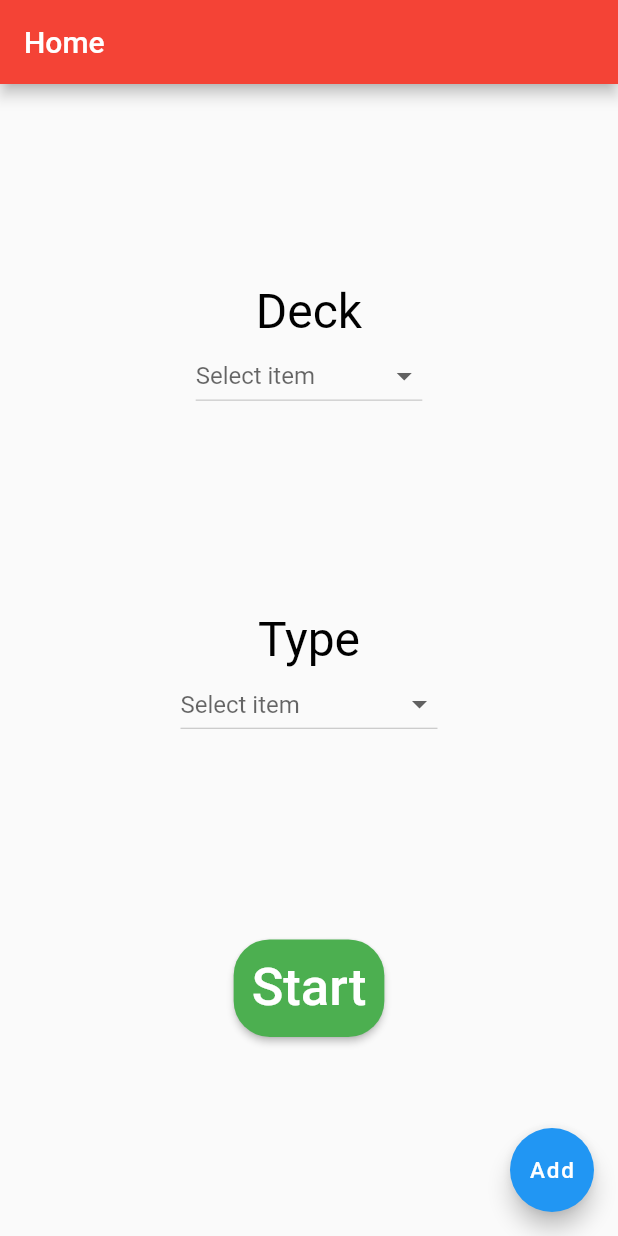
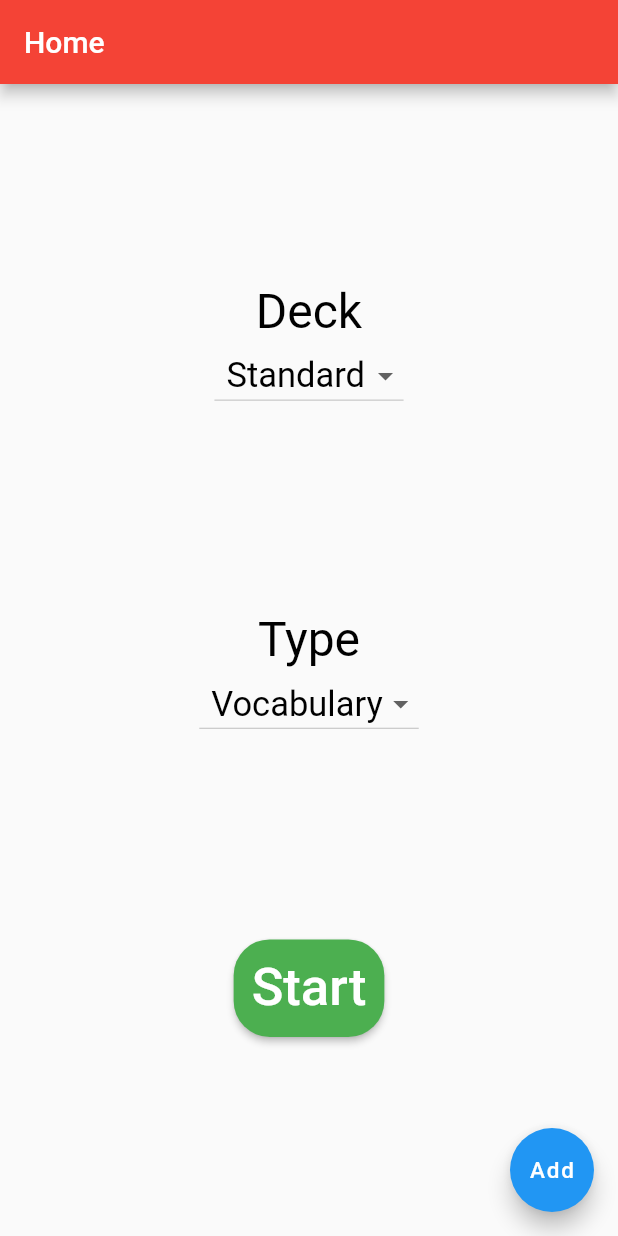
Before and after one commit to nhocconsr/flashcard, a Flutter app: the screen it shows after launch, after a tap on "Log In", on a phone screen of 412 x 824 dp. Run offline on Flutter 3.47's test engine with Material 2 defaults, Android fonts, the phone set to English and light mode, and no system bars; our stand-ins replace flip_card; missing offline and left inert: transformer_page_view; network calls fail.

Commit message:
tmp commit

```diff
--- a/lib/selectFlashcards.dart
+++ b/lib/selectFlashcards.dart
@@ -1,32 +1,17 @@
 import 'package:flutter/material.dart';
 import './BeginnerQestions.dart';
 import './addnewcard.dart';
-
-class Item {
-  const Item(this.name,this.icon);
-  final String name;
-  final Icon icon;
-}
 
 class DropdownScreen extends StatefulWidget {
   State createState() =>  DropdownScreenState();
 }
 
 class DropdownScreenState extends State<DropdownScreen> {
-  Item selectedDeck;
-  Item selectedJLPT;
-  Item selectedType;
+  List decks = ['Standard', 'Universal'];
+  List types = ['Vocabulary', 'Kanji', 'Hiragana', 'Katakana'];
 
-  List<Item> decks = <Item>[
-    const Item('Standard',Icon(Icons.android,color:  const Color(0xFF167F67), size: 25,)),
-    const Item('Universal',Icon(Icons.flag,color:  const Color(0xFF167F67), size: 25,)),
-  ];
-  List<Item> types = <Item>[
-    const Item('Vocabulary',Icon(Icons.android,color:  const Color(0xFF167F67),size: 25,)),
-    const Item('Kanji',Icon(Icons.flag,color:  const Color(0xFF167F67),size: 25)),
-    const Item('Hiragana',Icon(Icons.android,color:  const Color(0xFF167F67),size: 25)),
-    const Item('Katakana',Icon(Icons.flag,color:  const Color(0xFF167F67), size: 25)),
-  ];
+  String selectedDeck = 'Standard';
+  String selectedType = 'Vocabulary';
 
   @override
   Widget build(BuildContext context) {
@@ -53,23 +38,22 @@ class DropdownScreenState extends State<DropdownScreen> {
                         style: new TextStyle(
                             fontSize: 32.0, color: Colors.black),
                       ),
-                      DropdownButton<Item>(
+                      DropdownButton(
                         hint:  Text("Select item"),
                         value: selectedDeck,
-                        onChanged: (Item Value) {
+                        onChanged: (Value) {
                           setState(() {
                             selectedDeck = Value;
                           });
                         },
-                        items: decks.map((Item deck) {
-                          return  DropdownMenuItem<Item>(
+                        items: decks.map((deck) {
+                          return  DropdownMenuItem(
                             value: deck,
                             child: Row(
                               children: <Widget>[
-                                deck.icon,
                                 SizedBox(width: 8,),
                                 Text(
-                                  deck.name,
+                                  deck,
                                   style:  TextStyle(color: Colors.black, fontSize: 23),
                                 ),
                               ],
@@ -87,23 +71,22 @@ class DropdownScreenState extends State<DropdownScreen> {
                       style: new TextStyle(
                           fontSize: 32.0, color: Colors.black),
                     ),
-                    DropdownButton<Item>(
+                    DropdownButton(
                       hint:  Text("Select item"),
                       value: selectedType,
-                      onChanged: (Item Value) {
+                      onChanged: (Value) {
                         setState(() {
                           selectedType = Value;
                         });
                       },
-                      items: types.map((Item type) {
-                        return  DropdownMenuItem<Item>(
+                      items: types.map((type) {
+                        return  DropdownMenuItem(
                           value: type,
                           child: Row(
                             children: <Widget>[
-                              type.icon,
                               SizedBox(width: 8,),
                               Text(
-                                type.name,
+                                type,
                                 style:  TextStyle(color: Colors.black, fontSize: 23),
                               ),
                             ],
@@ -120,7 +103,7 @@ class DropdownScreenState extends State<DropdownScreen> {
                   onPressed: () {
 //                Navigator.of(context).pushNamed(Category1.tag);
                     Navigator.of(context).push(MaterialPageRoute(
-                      builder: (context) => Questions(selectedDeck.name, selectedType.name),
+                      builder: (context) => Questions(selectedDeck, selectedType),
                     ));
                   },
                   padding: EdgeInsets.all(12),
```
